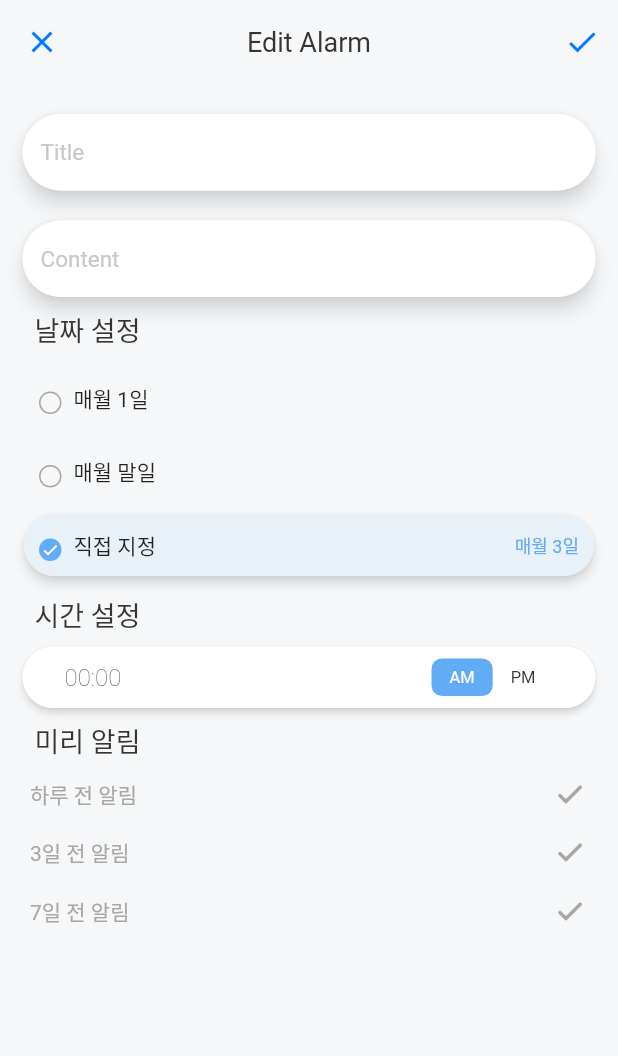
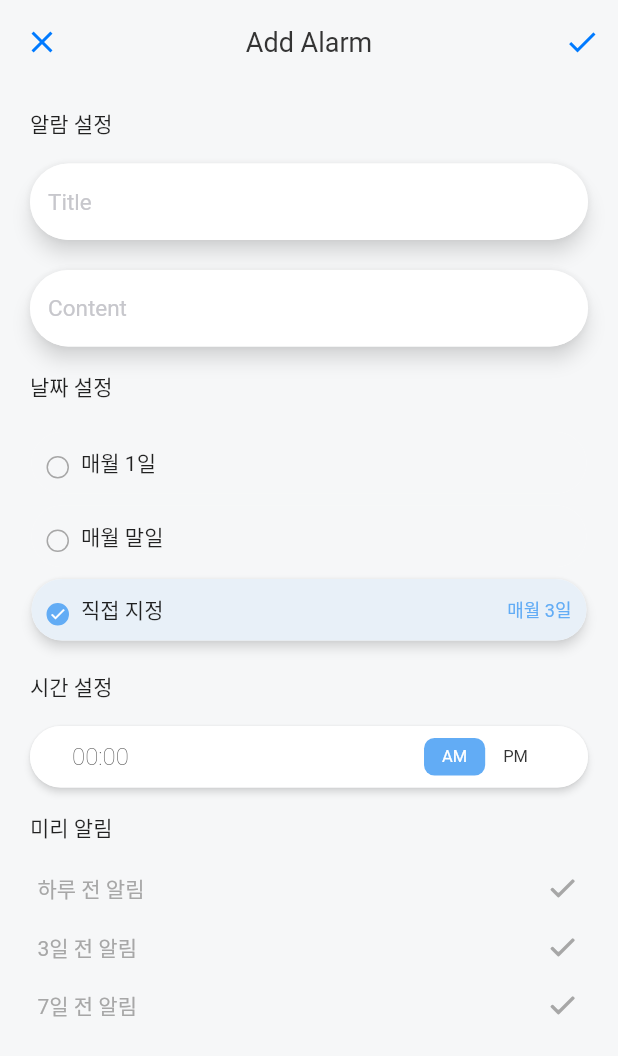
Before and after one commit to MinyeongHong/MonthlyAlarm, a Flutter app: the screen it shows after launch, after a tap on the "add" icon, on a phone screen of 412 x 824 dp. Shown: the top 1056 px of the screen. Run offline on Flutter 3.47's test engine with Material 2 defaults, Android fonts, the phone set to English and light mode, and no system bars; drawn by our look-alikes of auto_size_text; our stand-ins replace equatable, flutter_local_notifications, flutter_riverpod, get_it, hive, hive_flutter and 2 more; accounts and stored records are empty; generated files the repository leaves out were written again; Roboto replaces fonts that are missing (AppleSDGothicNeo).

```diff
--- a/lib/ui/add_alarm_screen.dart
+++ b/lib/ui/add_alarm_screen.dart
@@ -1,220 +1,210 @@
-// import 'package:auto_size_text/auto_size_text.dart';
-// import 'package:flutter/cupertino.dart';
-// import 'package:flutter/material.dart';
-// import 'package:flutter/src/widgets/framework.dart';
-// import 'package:flutter_riverpod/flutter_riverpod.dart';
-// import 'package:monthly_alarm_app/app_theme.dart';
-// import 'package:monthly_alarm_app/provider/alarm_list_provider.dart';
-// import 'package:monthly_alarm_app/ui/widget/custom_radio.dart';
-// import 'package:monthly_alarm_app/ui/widget/number_picker.dart';
-// import 'package:monthly_alarm_app/ui/widget/option_field.dart';
-// import 'package:monthly_alarm_app/ui/widget/text_edit_field.dart';
-// import 'package:monthly_alarm_app/ui/widget/time_picker.dart';
-//
-// import '../data/alarm.dart';
-// import '../provider/alarm_detail_provider.dart';
-//
-// class AddAlarmScreen extends ConsumerStatefulWidget {
-//   AddAlarmScreen({Key? key}) : super(key: key);
-//
-//   @override
-//   ConsumerState<AddAlarmScreen> createState() => _AddAlarmScreenState();
-// }
-//
-// class _AddAlarmScreenState extends ConsumerState<AddAlarmScreen> {
-//   late final TextEditingController titleController;
-//   late final TextEditingController contentController;
-//   late final dynamic alarmDetailProvider;
-//
-//   @override
-//   void initState() {
-//     super.initState();
-//     titleController = TextEditingController();
-//     contentController = TextEditingController();
-//     alarmDetailProvider =
-//         StateNotifierProvider.autoDispose<AlarmDetailViewModel, Alarm>(
-//             (ref) => AlarmDetailViewModel());
-//   }
-//
-//   @override
-//   void dispose() {
-//     titleController.dispose();
-//     contentController.dispose();
-//     super.dispose();
-//   }
-//
-//   @override
-//   Widget build(BuildContext context) {
-//     Alarm alarm = ref.watch(alarmDetailProvider);
-//     AlarmDetailViewModel vm = ref.read(alarmDetailProvider.notifier);
-//     AlarmListViewModel listVm = ref.read(alarmListProvider.notifier);
-//
-//     return GestureDetector(
-//       onTap: () => FocusScope.of(context).unfocus(),
-//       child: Scaffold(
-//         resizeToAvoidBottomInset: false,
-//         backgroundColor: AppTheme.backgroundBlue,
-//         appBar: AppBar(
-//             leading: const CloseButton(
-//               color: AppTheme.accentBlue,
-//             ),
-//             title: const Text(
-//               'Add Alarm',
-//               style: AppTheme.title1,
-//             ),
-//             centerTitle: true,
-//             backgroundColor: Colors.transparent,
-//             elevation: 0.0,
-//             actions: [
-//               IconButton(
-//                 icon: const Icon(
-//                   Icons.check,
-//                   color: AppTheme.accentBlue,
-//                 ),
-//                 onPressed: () async {
-//                   await vm.saveText(
-//                       titleController.text, contentController.text);
-//                   await vm.save();
-//                   await listVm.loadAll();
-//                   Navigator.pop(context);
-//                 },
-//               )
-//             ]),
-//         body: Padding(
-//           padding: const EdgeInsets.fromLTRB(20, 0, 20, 5),
-//           child: SingleChildScrollView(
-//             child: Column(
-//               crossAxisAlignment: CrossAxisAlignment.start,
-//               children: [
-//                 _title('알람 설정'),
-//                 SizedBox(
-//                   child: CustomTextField(
-//                     controller: titleController,
-//                     hintText: 'Title',
-//                   ),
-//                 ),
-//                 const SizedBox(
-//                   height: 20,
-//                 ),
-//                 SizedBox(
-//                   child: CustomTextField(
-//                     controller: contentController,
-//                     hintText: 'Content',
-//                   ),
-//                 ),
-//                 _title('날짜 설정'),
-//                 SizedBox(
-//                   child: Column(
-//                     children: [
-//                       CustomRadioButton(
-//                         title: '매월 1일',
-//                         isOn: ref.watch(dayTypeProvider) == AlarmDate.first,
-//                         onTap: () {
-//                           FocusScope.of(context).unfocus();
-//                           ref.read(dayTypeProvider.notifier).state =
-//                               AlarmDate.first;
-//                           vm.selectDate(1);
-//                         },
-//                         isCustom: false,
-//                       ),
-//                       CustomRadioButton(
-//                         title: '매월 말일',
-//                         isOn: ref.watch(dayTypeProvider) == AlarmDate.last,
-//                         onTap: () {
-//                           FocusScope.of(context).unfocus();
-//                           ref
-//                               .read(dayTypeProvider.notifier)
-//                               .update((state) => state = AlarmDate.last);
-//                           vm.selectDate(-1);
-//                         },
-//                         isCustom: false,
-//                       ),
-//                       CustomRadioButton(
-//                         title: '직접 지정',
-//                         isOn: ref.watch(dayTypeProvider) == AlarmDate.custom,
-//                         onTap: () async {
-//                           FocusScope.of(context).unfocus();
-//                           vm.selectDate(DateTime.now().day);
-//
-//                           var result = await showCupertinoModalPopup<int?>(
-//                               barrierDismissible: true,
-//                               context: context,
-//                               builder: (BuildContext context) =>
-//                                   NumberPicker(vm: vm));
-//
-//                           if (result != null) {
-//                             vm.selectDate(result);
-//                             if (result == 1) {
-//                               ref
-//                                   .read(dayTypeProvider.notifier)
-//                                   .update((state) => state = AlarmDate.first);
-//                             } else {
-//                               ref
-//                                   .read(dayTypeProvider.notifier)
-//                                   .update((state) => state = AlarmDate.custom);
-//                             }
-//                           }
-//                         },
-//                         isCustom: true,
-//                         day: alarm.date,
-//                       ),
-//                     ],
-//                   ),
-//                 ),
-//                 _title('시간 설정'),
-//                 SizedBox(
-//                   child: TimePicker(vm: vm),
-//                 ),
-//                 const Padding(
-//                   padding: EdgeInsets.symmetric(vertical: 16),
-//                   child: AutoSizeText(
-//                     '미리 알림',
-//                     maxFontSize: 18,
-//                   ),
-//                 ),
-//                 SizedBox(
-//                   child: Column(
-//                     children: [
-//                       OptionField(
-//                         onTap: () => vm.dayBeforeOneDayOn(),
-//                         isOn: alarm.bfOneDayOn,
-//                         title: '하루 전 알림',
-//                       ),
-//                       const SizedBox(
-//                         height: 10,
-//                       ),
-//                       OptionField(
-//                         onTap: () => vm.dayBeforeThreeDayOn(),
-//                         isOn: alarm.bfThreeDayOn,
-//                         title: '3일 전 알림',
-//                       ),
-//                       const SizedBox(
-//                         height: 10,
-//                       ),
-//                       OptionField(
-//                         onTap: () => vm.dayBeforeOneWeekOn(),
-//                         isOn: alarm.bfOneWeekOn,
-//                         title: '7일 전 알림',
-//                       ),
-//                     ],
-//                   ),
-//                 ),
-//               ],
-//             ),
-//           ),
-//         ),
-//       ),
-//     );
-//   }
-//
-//   Padding _title(String title) {
-//     return Padding(
-//       padding: EdgeInsets.symmetric(vertical: 16),
-//       child: AutoSizeText(
-//         title,
-//         // style: AppTheme.title1,
-//         maxFontSize: 18,
-//       ),
-//     );
-//   }
-// }
+import 'package:auto_size_text/auto_size_text.dart';
+import 'package:flutter/cupertino.dart';
+import 'package:flutter/material.dart';
+import 'package:flutter/src/widgets/framework.dart';
+import 'package:flutter_riverpod/flutter_riverpod.dart';
+import 'package:monthly_alarm_app/app_theme.dart';
+import 'package:monthly_alarm_app/provider/alarm_list_provider.dart';
+import 'package:monthly_alarm_app/ui/widget/custom_radio.dart';
+import 'package:monthly_alarm_app/ui/widget/number_picker.dart';
+import 'package:monthly_alarm_app/ui/widget/option_field.dart';
+import 'package:monthly_alarm_app/ui/widget/text_edit_field.dart';
+import 'package:monthly_alarm_app/ui/widget/time_picker.dart';
+
+import '../data/alarm.dart';
+import '../provider/alarm_detail_viewmodel.dart';
+
+class AddAlarmScreen extends ConsumerStatefulWidget {
+  AddAlarmScreen({Key? key}) : super(key: key);
+
+  @override
+  ConsumerState<AddAlarmScreen> createState() => _AddAlarmScreenState();
+}
+
+class _AddAlarmScreenState extends ConsumerState<AddAlarmScreen> {
+  late final TextEditingController titleController;
+  late final TextEditingController contentController;
+
+  @override
+  void initState() {
+    super.initState();
+    titleController = TextEditingController();
+    contentController = TextEditingController();
+  }
+
+  @override
+  void dispose() {
+    titleController.dispose();
+    contentController.dispose();
+    super.dispose();
+  }
+
+  @override
+  Widget build(BuildContext context) {
+    Alarm alarm = ref.watch(alarmDetailViewModelProvider);
+    AlarmDetailViewModel vm = ref.read(alarmDetailViewModelProvider.notifier);
+    AlarmListViewModel listVm = ref.read(alarmListProvider.notifier);
+
+    return GestureDetector(
+      onTap: () => FocusScope.of(context).unfocus(),
+      child: Scaffold(
+        resizeToAvoidBottomInset: false,
+        backgroundColor: AppTheme.backgroundBlue,
+        appBar: AppBar(
+            leading: const CloseButton(
+              color: AppTheme.accentBlue,
+            ),
+            title: const Text(
+              'Add Alarm',
+              style: AppTheme.title1,
+            ),
+            centerTitle: true,
+            backgroundColor: Colors.transparent,
+            elevation: 0.0,
+            actions: [
+              IconButton(
+                icon: const Icon(
+                  Icons.check,
+                  color: AppTheme.accentBlue,
+                ),
+                onPressed: () async {
+                  await vm.saveText(
+                      titleController.text, contentController.text);
+                  await vm.save();
+                  await listVm.loadAll();
+                  Navigator.pop(context);
+                },
+              )
+            ]),
+        body: Padding(
+          padding: const EdgeInsets.fromLTRB(20, 0, 20, 5),
+          child: SingleChildScrollView(
+            child: Column(
+              crossAxisAlignment: CrossAxisAlignment.start,
+              children: [
+                _title('알람 설정'),
+                SizedBox(
+                  child: CustomTextField(
+                    controller: titleController,
+                    hintText: 'Title',
+                  ),
+                ),
+                const SizedBox(
+                  height: 20,
+                ),
+                SizedBox(
+                  child: CustomTextField(
+                    controller: contentController,
+                    hintText: 'Content',
+                  ),
+                ),
+                _title('날짜 설정'),
+                SizedBox(
+                  child: Column(
+                    children: [
+                      CustomRadioButton(
+                        title: '매월 1일',
+                        isOn: ref.watch(dayTypeProvider) == AlarmDate.first,
+                        onTap: () {
+                          FocusScope.of(context).unfocus();
+                          ref.read(dayTypeProvider.notifier).state =
+                              AlarmDate.first;
+                          vm.selectDate(1);
+                        },
+                        isCustom: false,
+                      ),
+                      CustomRadioButton(
+                        title: '매월 말일',
+                        isOn: ref.watch(dayTypeProvider) == AlarmDate.last,
+                        onTap: () {
+                          FocusScope.of(context).unfocus();
+                          ref
+                              .read(dayTypeProvider.notifier)
+                              .update((state) => state = AlarmDate.last);
+                          vm.selectDate(-1);
+                        },
+                        isCustom: false,
+                      ),
+                      CustomRadioButton(
+                        title: '직접 지정',
+                        isOn: ref.watch(dayTypeProvider) == AlarmDate.custom,
+                        onTap: () async {
+                          FocusScope.of(context).unfocus();
+                          vm.selectDate(DateTime.now().day);
+
+                          var result = await showCupertinoModalPopup<int?>(
+                              barrierDismissible: true,
+                              context: context,
+                              builder: (BuildContext context) =>
+                                  NumberPicker(vm: vm));
+
+                          if (result != null) {
+                            vm.selectDate(result);
+                            if (result == 1) {
+                              ref
+                                  .read(dayTypeProvider.notifier)
+                                  .update((state) => state = AlarmDate.first);
+                            } else {
+                              ref
+                                  .read(dayTypeProvider.notifier)
+                                  .update((state) => state = AlarmDate.custom);
+                            }
+                          }
+                        },
+                        isCustom: true,
+                        day: alarm.date,
+                      ),
+                    ],
+                  ),
+                ),
+                _title('시간 설정'),
+                SizedBox(
+                  child: TimePicker(vm: vm),
+                ),
+                _title('미리 알림'),
+                SizedBox(
+                  child: Column(
+                    children: [
+                      OptionField(
+                        onTap: () => vm.dayBeforeOneDayOn(),
+                        isOn: alarm.bfOneDayOn,
+                        title: '하루 전 알림',
+                      ),
+                      const SizedBox(
+                        height: 10,
+                      ),
+                      OptionField(
+                        onTap: () => vm.dayBeforeThreeDayOn(),
+                        isOn: alarm.bfThreeDayOn,
+                        title: '3일 전 알림',
+                      ),
+                      const SizedBox(
+                        height: 10,
+                      ),
+                      OptionField(
+                        onTap: () => vm.dayBeforeOneWeekOn(),
+                        isOn: alarm.bfOneWeekOn,
+                        title: '7일 전 알림',
+                      ),
+                    ],
+                  ),
+                ),
+              ],
+            ),
+          ),
+        ),
+      ),
+    );
+  }
+
+  Padding _title(String title) {
+    return Padding(
+      padding: EdgeInsets.symmetric(vertical: 16),
+      child: AutoSizeText(
+        title,
+        // style: AppTheme.title1,
+        maxFontSize: 18,
+      ),
+    );
+  }
+}
--- a/lib/ui/alarm_list_screen.dart
+++ b/lib/ui/alarm_list_screen.dart
@@ -9,7 +9,7 @@ import 'package:monthly_alarm_app/ui/widget/alarm_tile.dart';
 
 import '../app_theme.dart';
 import '../data/alarm.dart';
-import '../provider/alarm_detail_provider.dart';
+import '../provider/alarm_detail_viewmodel.dart';
 import '../provider/alarm_list_provider.dart';
 import '../string.dart';
 import 'edit_alarm_screen.dart';
@@ -38,7 +38,7 @@ class AlarmListScreen extends ConsumerWidget {
             onPressed: () {
               Navigator.of(context).push(
                 MaterialPageRoute(
-                  builder: (_) => EditAlarmScreen()
+                  builder: (_) => AddAlarmScreen()
                       //AddAlarmScreen(),
                 ),
               );
--- a/lib/ui/edit_alarm_screen.dart
+++ b/lib/ui/edit_alarm_screen.dart
@@ -1,3 +1,4 @@
+import 'package:auto_size_text/auto_size_text.dart';
 import 'package:flutter/cupertino.dart';
 import 'package:flutter/material.dart';
 import 'package:flutter/src/widgets/framework.dart';
@@ -11,7 +12,7 @@ import 'package:monthly_alarm_app/ui/widget/text_edit_field.dart';
 import 'package:monthly_alarm_app/ui/widget/time_picker.dart';
 
 import '../data/alarm.dart';
-import '../provider/alarm_detail_provider.dart';
+import '../provider/alarm_detail_viewmodel.dart';
 
 class EditAlarmScreen extends ConsumerStatefulWidget {
   final Alarm? alarm;
@@ -26,16 +27,12 @@ class _EditAlarmScreenState extends ConsumerState<EditAlarmScreen> {
 
   late final TextEditingController titleController;
   late final TextEditingController contentController;
-  late final dynamic alarmDetailProvider;
 
   @override
   void initState() {
     super.initState();
     titleController = TextEditingController(text: widget.alarm?.title ?? '');
     contentController = TextEditingController(text: widget.alarm?.content ?? '');
-    alarmDetailProvider = StateNotifierProvider<AlarmDetailViewModel, Alarm>((ref) {
-      return AlarmDetailViewModel(widget.alarm);
-    });
   }
 
   @override
@@ -47,8 +44,8 @@ class _EditAlarmScreenState extends ConsumerState<EditAlarmScreen> {
 
   @override
   Widget build(BuildContext context) {
-    Alarm alarm = ref.watch(alarmDetailProvider);
-    AlarmDetailViewModel vm = ref.read(alarmDetailProvider.notifier);
+    Alarm alarm = ref.watch(alarmDetailViewModelProvider);
+    AlarmDetailViewModel vm = ref.read(alarmDetailViewModelProvider.notifier);
     AlarmListViewModel listVm = ref.read(alarmListProvider.notifier);
 
     return GestureDetector(
@@ -83,10 +80,12 @@ class _EditAlarmScreenState extends ConsumerState<EditAlarmScreen> {
               )
             ]),
         body: Padding(
-          padding: const EdgeInsets.symmetric(horizontal: 15, vertical: 20),
-          child: ListView(
-            //crossAxisAlignment: CrossAxisAlignment.start,
+          padding: const EdgeInsets.fromLTRB(20, 0, 20, 5),
+          child: SingleChildScrollView(
+            child: Column(
+              crossAxisAlignment: CrossAxisAlignment.start,
               children: [
+                _title('알람 설정'),
                 CustomTextField(
                   controller: titleController,
                   hintText: 'Title',
@@ -98,16 +97,7 @@ class _EditAlarmScreenState extends ConsumerState<EditAlarmScreen> {
                   controller: contentController,
                   hintText: 'Content',
                 ),
-              const Spacer(
-                flex: 1,
-              ),
-              const Padding(
-                padding: EdgeInsets.all(8.0),
-                child: Text(
-                  '날짜 설정',
-                  style: AppTheme.title1,
-                ),
-              ),
+                _title('날짜 설정'),
                 CustomRadioButton(
                   title: '매월 1일',
                   isOn: vm.dateType == AlarmDate.first,
@@ -143,27 +133,9 @@ class _EditAlarmScreenState extends ConsumerState<EditAlarmScreen> {
                   isCustom: true,
                   day: alarm.date,
                 ),
-              const Spacer(
-                flex: 1,
-              ),
-              const Padding(
-                padding: EdgeInsets.all(8.0),
-                child: Text(
-                  '시간 설정',
-                  style: AppTheme.title1,
-                ),
-              ),
+                _title('시간 설정'),
                 TimePicker(vm: vm),
-              const Spacer(
-                flex: 1,
-              ),
-              const Padding(
-                padding: EdgeInsets.all(8.0),
-                child: Text(
-                  '미리 알림',
-                  style: AppTheme.title1,
-                ),
-              ),
+                _title('미리 알림'),
                 OptionField(
                   onTap: () => vm.dayBeforeOneDayOn(),
                   isOn: alarm.bfOneDayOn,
@@ -185,13 +157,22 @@ class _EditAlarmScreenState extends ConsumerState<EditAlarmScreen> {
                   isOn: alarm.bfOneWeekOn,
                   title: '7일 전 알림',
                 ),
-              const Spacer(
-                flex: 3,
+              ],
             ),
-            ],
           ),
         ),
       ),
     );
   }
+
+  Padding _title(String title) {
+    return Padding(
+      padding: EdgeInsets.symmetric(vertical: 16),
+      child: AutoSizeText(
+        title,
+        // style: AppTheme.title1,
+        maxFontSize: 18,
+      ),
+    );
   }
+}
--- a/lib/ui/widget/custom_radio.dart
+++ b/lib/ui/widget/custom_radio.dart
@@ -1,6 +1,6 @@
 import 'package:auto_size_text/auto_size_text.dart';
 import 'package:flutter/material.dart';
-import 'package:monthly_alarm_app/provider/alarm_detail_provider.dart';
+import 'package:monthly_alarm_app/provider/alarm_detail_viewmodel.dart';
 
 import '../../app_theme.dart';
 
--- a/lib/ui/widget/number_picker.dart
+++ b/lib/ui/widget/number_picker.dart
@@ -2,7 +2,7 @@ import 'package:flutter/cupertino.dart';
 import 'package:flutter/material.dart';
 
 import '../../app_theme.dart';
-import '../../provider/alarm_detail_provider.dart';
+import '../../provider/alarm_detail_viewmodel.dart';
 
 class NumberPicker extends StatefulWidget {
   final AlarmDetailViewModel vm;
--- a/lib/ui/widget/time_picker.dart
+++ b/lib/ui/widget/time_picker.dart
@@ -1,7 +1,7 @@
 import 'package:auto_size_text/auto_size_text.dart';
 import 'package:flutter/cupertino.dart';
 import 'package:flutter/material.dart';
-import 'package:monthly_alarm_app/provider/alarm_detail_provider.dart';
+import 'package:monthly_alarm_app/provider/alarm_detail_viewmodel.dart';
 import 'package:intl/intl.dart';
 import '../../app_theme.dart';
 
```
Also changed, not shown: lib/provider/alarm_detail_viewmodel.dart (renamed from lib/provider/alarm_detail_provider.dart, +12 -10 lines). Lines whose indentation alone changed are shown as unchanged.
